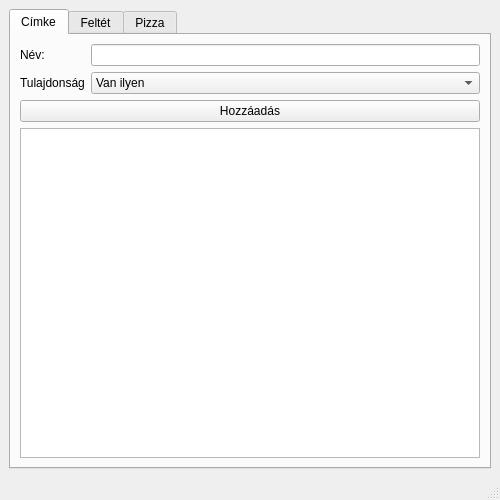
First picture: the form in mainwindow.ui, repository BenGercuj/PizzaPain, before the edit.
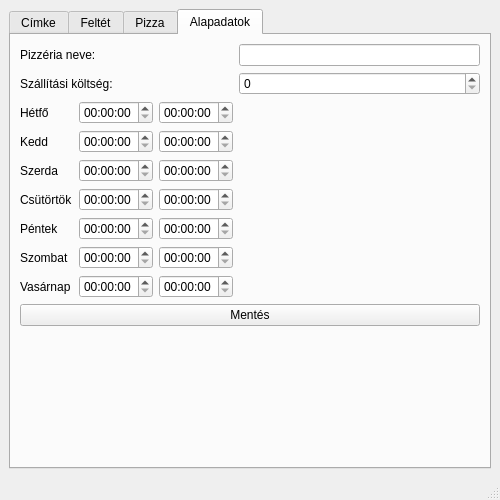
Second picture: the form after the edit.

Commit message: Added Basics tab

What changed in the file:
```diff
--- a/mainwindow.ui
+++ b/mainwindow.ui
@@ -18,7 +18,7 @@
     <item>
      <widget class="QTabWidget" name="tabWidget">
       <property name="currentIndex">
-       <number>0</number>
+       <number>3</number>
       </property>
       <widget class="QWidget" name="label">
        <attribute name="title">
@@ -170,6 +170,142 @@
         </item>
        </layout>
       </widget>
+      <widget class="QWidget" name="basics">
+       <attribute name="title">
+        <string>Alapadatok</string>
+       </attribute>
+       <layout class="QFormLayout" name="formLayout">
+        <item row="0" column="0">
+         <widget class="QLabel" name="shopnameLabel">
+          <property name="text">
+           <string>Pizzéria neve:</string>
+          </property>
+         </widget>
+        </item>
+        <item row="0" column="1">
+         <widget class="QLineEdit" name="shopnameLineEdit"/>
+        </item>
+        <item row="1" column="0">
+         <widget class="QLabel" name="transportcostLabel">
+          <property name="text">
+           <string>Szállítási költség:</string>
+          </property>
+         </widget>
+        </item>
+        <item row="1" column="1">
+         <widget class="QSpinBox" name="transportcostspinBox">
+          <property name="maximum">
+           <number>99999</number>
+          </property>
+         </widget>
+        </item>
+        <item row="2" column="0">
+         <layout class="QGridLayout" name="gridLayout">
+          <property name="topMargin">
+           <number>0</number>
+          </property>
+          <item row="2" column="0">
+           <widget class="QLabel" name="label_4">
+            <property name="text">
+             <string>Szerda</string>
+            </property>
+           </widget>
+          </item>
+          <item row="6" column="0">
+           <widget class="QLabel" name="label_8">
+            <property name="text">
+             <string>Vasárnap</string>
+            </property>
+           </widget>
+          </item>
+          <item row="1" column="1">
+           <widget class="QTimeEdit" name="tStart"/>
+          </item>
+          <item row="0" column="0">
+           <widget class="QLabel" name="label_2">
+            <property name="text">
+             <string>Hétfő</string>
+            </property>
+           </widget>
+          </item>
+          <item row="1" column="0">
+           <widget class="QLabel" name="label_3">
+            <property name="text">
+             <string>Kedd</string>
+            </property>
+           </widget>
+          </item>
+          <item row="0" column="1">
+           <widget class="QTimeEdit" name="mStart"/>
+          </item>
+          <item row="4" column="1">
+           <widget class="QTimeEdit" name="fStart"/>
+          </item>
+          <item row="6" column="1">
+           <widget class="QTimeEdit" name="sunStart"/>
+          </item>
+          <item row="4" column="0">
+           <widget class="QLabel" name="label_6">
+            <property name="text">
+             <string>Péntek</string>
+            </property>
+           </widget>
+          </item>
+          <item row="3" column="0">
+           <widget class="QLabel" name="label_5">
+            <property name="text">
+             <string>Csütörtök</string>
+            </property>
+           </widget>
+          </item>
+          <item row="5" column="0">
+           <widget class="QLabel" name="label_7">
+            <property name="text">
+             <string>Szombat</string>
+            </property>
+           </widget>
+          </item>
+          <item row="3" column="1">
+           <widget class="QTimeEdit" name="thStart"/>
+          </item>
+          <item row="5" column="1">
+           <widget class="QTimeEdit" name="satStart"/>
+          </item>
+          <item row="2" column="1">
+           <widget class="QTimeEdit" name="wStart"/>
+          </item>
+          <item row="0" column="2">
+           <widget class="QTimeEdit" name="mEnd"/>
+          </item>
+          <item row="1" column="2">
+           <widget class="QTimeEdit" name="tEnd"/>
+          </item>
+          <item row="2" column="2">
+           <widget class="QTimeEdit" name="wEnd"/>
+          </item>
+          <item row="3" column="2">
+           <widget class="QTimeEdit" name="thEnd"/>
+          </item>
+          <item row="4" column="2">
+           <widget class="QTimeEdit" name="fEnd"/>
+          </item>
+          <item row="5" column="2">
+           <widget class="QTimeEdit" name="satEnd"/>
+          </item>
+          <item row="6" column="2">
+           <widget class="QTimeEdit" name="sunEnd"/>
+          </item>
+         </layout>
+        </item>
+        <item row="3" column="0" colspan="2">
+         <widget class="QPushButton" name="save_pushButton">
+          <property name="text">
+           <string>Mentés</string>
+          </property>
+         </widget>
+        </item>
+       </layout>
+      </widget>
      </widget>
     </item>
    </layout>
```
Left out of the diff: 2 changed lines with no effect on the pictures. The commit also changes 1 other file.
